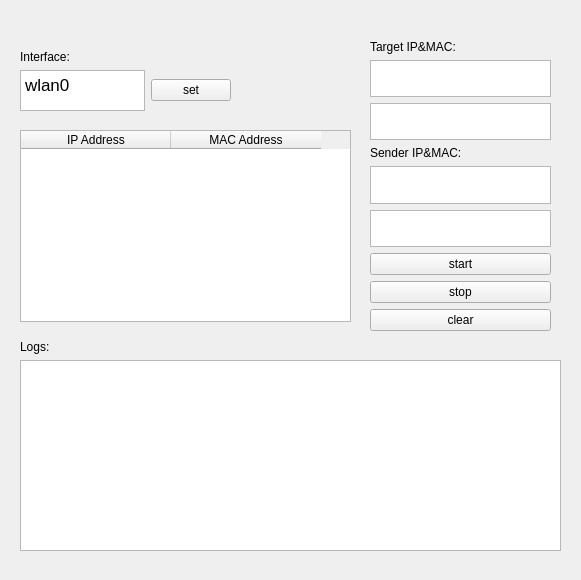
daehan00/security, file arp-spoof/widget.ui: the form before one commit.
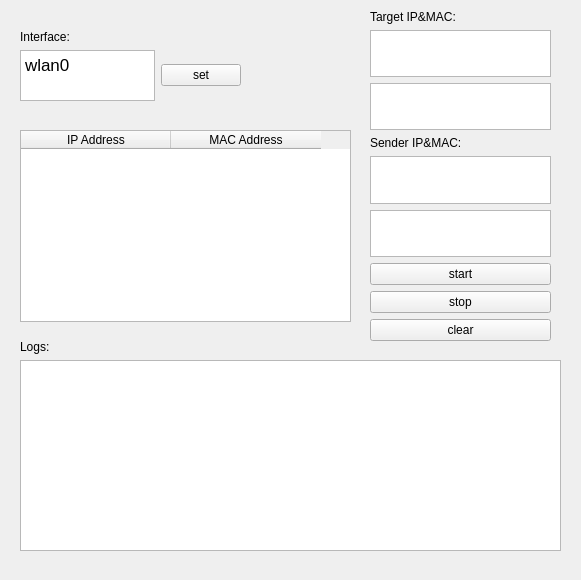
The form after the commit.

Patch:
```diff
--- a/arp-spoof/widget.ui
+++ b/arp-spoof/widget.ui
@@ -39,9 +39,9 @@
    <property name="geometry">
     <rect>
      <x>370</x>
-     <y>40</y>
+     <y>10</y>
      <width>181</width>
-     <height>291</height>
+     <height>331</height>
     </rect>
    </property>
    <layout class="QVBoxLayout" name="verticalLayout_5">
@@ -135,9 +135,9 @@
    <property name="geometry">
     <rect>
      <x>20</x>
-     <y>50</y>
-     <width>211</width>
-     <height>71</height>
+     <y>30</y>
+     <width>221</width>
+     <height>81</height>
     </rect>
    </property>
    <layout class="QVBoxLayout" name="verticalLayout">
@@ -165,8 +165,8 @@
 hr { height: 1px; border-width: 0; }
 li.unchecked::marker { content: &quot;\2610&quot;; }
 li.checked::marker { content: &quot;\2612&quot;; }
-&lt;/style&gt;&lt;/head&gt;&lt;body style=&quot; font-family:'Cantarell'; font-size:11pt; font-weight:400; font-style:normal;&quot;&gt;
-&lt;p style=&quot; margin-top:0px; margin-bottom:0px; margin-left:0px; margin-right:0px; -qt-block-indent:0; text-indent:0px;&quot;&gt;&lt;span style=&quot; font-family:'.AppleSystemUIFont'; font-size:13pt;&quot;&gt;wlan0&lt;/span&gt;&lt;/p&gt;&lt;/body&gt;&lt;/html&gt;</string>
+&lt;/style&gt;&lt;/head&gt;&lt;body style=&quot; font-family:'.AppleSystemUIFont'; font-size:13pt; font-weight:400; font-style:normal;&quot;&gt;
+&lt;p style=&quot; margin-top:0px; margin-bottom:0px; margin-left:0px; margin-right:0px; -qt-block-indent:0; text-indent:0px;&quot;&gt;wlan0&lt;/p&gt;&lt;/body&gt;&lt;/html&gt;</string>
         </property>
        </widget>
       </item>
```
